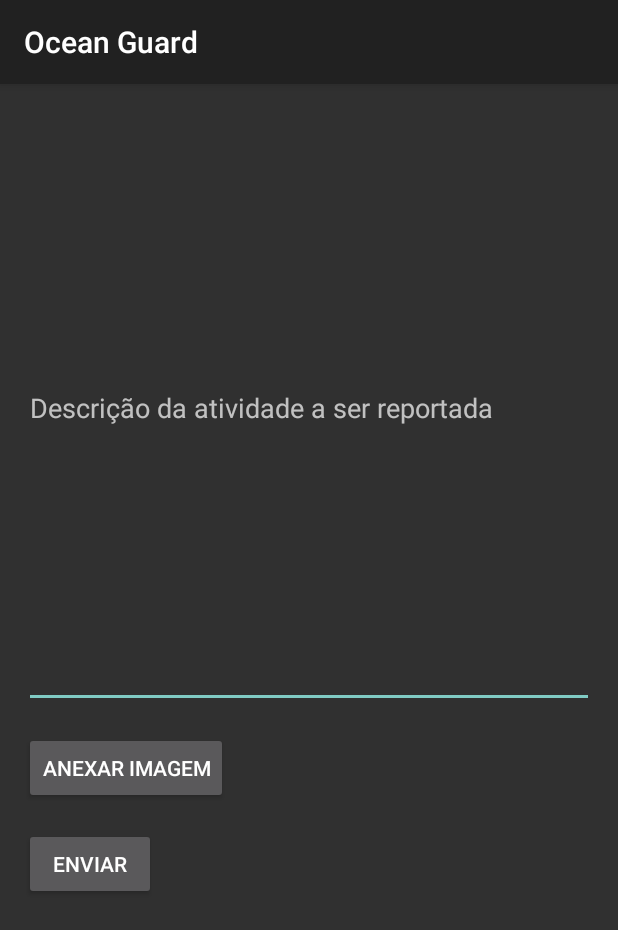
After one commit to luciana-pereira/ocean-guard, an Android app built with Jetpack Compose: the ReportIllegalActivity screen opened directly, with no data from a screen before it, on a phone screen of 412 x 824 dp. The commit adds this screen. Shown: the top 930 px of the screen. Run offline under Robolectric (Android 15) with nearby library versions, the phone set to English and light mode, and no system bars; our stand-ins replace Firebase (no records; nobody signed in at launch, a user with empty details on screens opened directly).

Commit message:
function for sending a complaint report

```diff
--- a/app/src/main/java/com/greenconect/oceanguard/RegisterActivity.kt
+++ b/app/src/main/java/com/greenconect/oceanguard/RegisterActivity.kt
@@ -61,6 +61,7 @@ class RegisterActivity : AppCompatActivity() {
         storageReference = storage.reference
     }
 
+    // Inicializa o componentes de tela
     private fun initializeComponents() {
         emailRegister = findViewById(R.id.emailRegister)
         passwordRegister = findViewById(R.id.passwordRegister)
--- /dev/null
+++ b/app/src/main/java/com/greenconect/oceanguard/ReportIllegalActivity.kt
@@ -0,0 +1,85 @@
+package com.greenconect.oceanguard
+
+import android.content.Intent
+import android.net.Uri
+import android.os.Bundle
+import android.provider.MediaStore
+import android.widget.Button
+import android.widget.EditText
+import androidx.appcompat.app.AppCompatActivity
+import com.google.firebase.auth.FirebaseAuth
+
+class ReportIllegalActivity : AppCompatActivity() {
+
+    private lateinit var editTextDescription: EditText
+    private lateinit var buttonAddImage: Button
+    private lateinit var buttonSendEmail: Button
+    private lateinit var imageUri: Uri
+
+    override fun onCreate(savedInstanceState: Bundle?) {
+        super.onCreate(savedInstanceState)
+        setContentView(R.layout.activity_report_illegal)
+
+        initializeComponents()
+        setupListeners()
+    }
+
+    private fun initializeComponents() {
+        editTextDescription = findViewById(R.id.editTextDescription)
+        buttonAddImage = findViewById(R.id.buttonAddImage)
+        buttonSendEmail = findViewById(R.id.buttonSendEmail)
+    }
+
+    private fun setupListeners() {
+        buttonAddImage.setOnClickListener {
+            // Aqui vou terminar de iplementar lógica para anexar imagem,
+            // podemos reutilizar o código de captura de imagem.
+            dispatchTakePictureIntent()
+        }
+
+        buttonSendEmail.setOnClickListener {
+            sendReportEmail()
+        }
+    }
+
+    private fun dispatchTakePictureIntent() {
+        val takePictureIntent = Intent(Intent.ACTION_PICK, MediaStore.Images.Media.EXTERNAL_CONTENT_URI)
+        startActivityForResult(takePictureIntent, REQUEST_IMAGE_PICK)
+    }
+
+    override fun onActivityResult(requestCode: Int, resultCode: Int, data: Intent?) {
+        super.onActivityResult(requestCode, resultCode, data)
+        if (requestCode == REQUEST_IMAGE_PICK && resultCode == RESULT_OK) {
+            data?.data?.let {
+                imageUri = it
+            }
+        }
+    }
+
+    private fun sendReportEmail() {
+        val auth = FirebaseAuth.getInstance()
+        val user = auth.currentUser
+        val userEmail = user?.email
+
+        val description = editTextDescription.text.toString()
+
+        val subject = "Denúncia de Atividade de Pesca Ilegal Utilizando Dados da Global Fishing Watch do App Ocean Guard"
+        val body = "Descrição: $description"
+
+        val emailIntent = Intent(Intent.ACTION_SEND).apply {
+            type = "message/rfc822"
+            putExtra(Intent.EXTRA_EMAIL, arrayOf("linhaverde.sede@ibama.gov.br"))
+            putExtra(Intent.EXTRA_CC, arrayOf(userEmail))
+            putExtra(Intent.EXTRA_SUBJECT, subject)
+            putExtra(Intent.EXTRA_TEXT, body)
+            putExtra(Intent.EXTRA_STREAM, imageUri)
+        }
+
+        startActivity(Intent.createChooser(emailIntent, "Enviar email de denúncia"))
+    }
+
+    companion object {
+        private const val REQUEST_IMAGE_PICK = 1
+    }
+
+}
--- a/app/src/main/java/com/greenconect/oceanguard/data/GlobalFishingWatchApi.kt
+++ b/app/src/main/java/com/greenconect/oceanguard/data/network/GlobalFishingWatchApi.kt
@@ -1,4 +1,4 @@
-package com.greenconect.oceanguard.data
+package com.greenconect.oceanguard.data.network
 
 import com.greenconect.oceanguard.data.model.FishingData
 import retrofit2.Response
--- a/app/src/main/java/com/greenconect/oceanguard/data/network/GlobalFishingWatchClient.kt
+++ b/app/src/main/java/com/greenconect/oceanguard/data/network/GlobalFishingWatchClient.kt
@@ -1,6 +1,5 @@
 package com.greenconect.oceanguard.data.network
 
-import com.greenconect.oceanguard.data.GlobalFishingWatchApi
 import retrofit2.Retrofit
 import retrofit2.converter.gson.GsonConverterFactory
 
--- a/app/src/main/res/layout/activity_dashboard.xml
+++ b/app/src/main/res/layout/activity_dashboard.xml
@@ -82,7 +82,7 @@
             android:text="Monitoramento da pesca" />
 
         <Button
-            android:id="@+id/communitiesButton"
+            android:id="@+id/communities"
             android:layout_width="0dp"
             android:layout_height="wrap_content"
             android:layout_marginRight="10dp"
@@ -121,13 +121,13 @@
             android:text="Alertas" />
 
         <Button
-            android:id="@+id/button6"
+            android:id="@+id/events"
             android:layout_width="0dp"
             android:layout_height="wrap_content"
             android:layout_marginRight="10dp"
             android:background="@drawable/white_top_buttons"
             android:layout_weight="1"
-            android:text="Button 6" />
+            android:text="Eventos" />
     </LinearLayout>
 
 </androidx.constraintlayout.widget.ConstraintLayout>
--- /dev/null
+++ b/app/src/main/res/layout/activity_report_illegal.xml
@@ -0,0 +1,38 @@
+<?xml version="1.0" encoding="utf-8"?>
+<androidx.constraintlayout.widget.ConstraintLayout xmlns:android="http://schemas.android.com/apk/res/android"
+    xmlns:app="http://schemas.android.com/apk/res-auto"
+    xmlns:tools="http://schemas.android.com/tools"
+    android:id="@+id/main"
+    android:layout_width="match_parent"
+    android:layout_height="match_parent"
+    tools:context=".ReportIllegalActivity">
+
+    <EditText
+        android:id="@+id/editTextDescription"
+        android:layout_width="0dp"
+        android:layout_height="400dp"
+        android:hint="@string/descricao_da_atividade_a_ser_reportada"
+        app:layout_constraintTop_toTopOf="parent"
+        app:layout_constraintStart_toStartOf="parent"
+        app:layout_constraintEnd_toEndOf="parent"
+        android:layout_margin="16dp" />
+
+    <Button
+        android:id="@+id/buttonAddImage"
+        android:layout_width="wrap_content"
+        android:layout_height="wrap_content"
+        android:text="Anexar Imagem"
+        app:layout_constraintTop_toBottomOf="@id/editTextDescription"
+        app:layout_constraintStart_toStartOf="parent"
+        android:layout_margin="16dp" />
+
+    <Button
+        android:id="@+id/buttonSendEmail"
+        android:layout_width="wrap_content"
+        android:layout_height="wrap_content"
+        android:text="Enviar"
+        app:layout_constraintTop_toBottomOf="@id/buttonAddImage"
+        app:layout_constraintStart_toStartOf="parent"
+        android:layout_margin="16dp" />
+
+</androidx.constraintlayout.widget.ConstraintLayout>
--- a/app/src/main/res/values/strings.xml
+++ b/app/src/main/res/values/strings.xml
@@ -27,4 +27,5 @@
     <string name="user_types_text">Selecione uma das opções abaixo, para realizar o cadastro.</string>
     <string name="user_text">Preencha os campos abaixo, para concluir o cadastro.</string>
     <string name="ocean_guard">Ocean Guard</string>
+    <string name="descricao_da_atividade_a_ser_reportada">Descrição da atividade a ser reportada</string>
 </resources>
```
Also changed, not shown: app/src/main/AndroidManifest.xml (+9 -3 lines), app/src/main/java/com/greenconect/oceanguard/DashboardActivity.kt (+33 -1 lines), app/src/main/java/com/greenconect/oceanguard/FishingActivity.kt (+78 -4 lines), app/src/main/java/com/greenconect/oceanguard/ReportActivity.kt (+0 -7 lines), app/src/main/java/com/greenconect/oceanguard/data/model/User.kt (+0 -7 lines), app/src/main/res/layout/activity_fishing.xml (+33 -1 lines).
